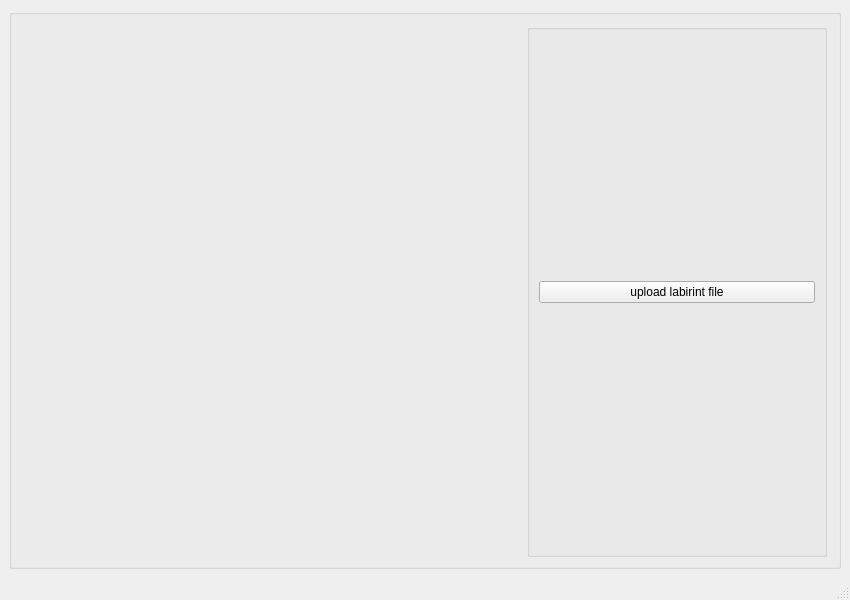
darrpama/A1_Maze-1, file src/views/mainwindow.ui: the form before one commit.
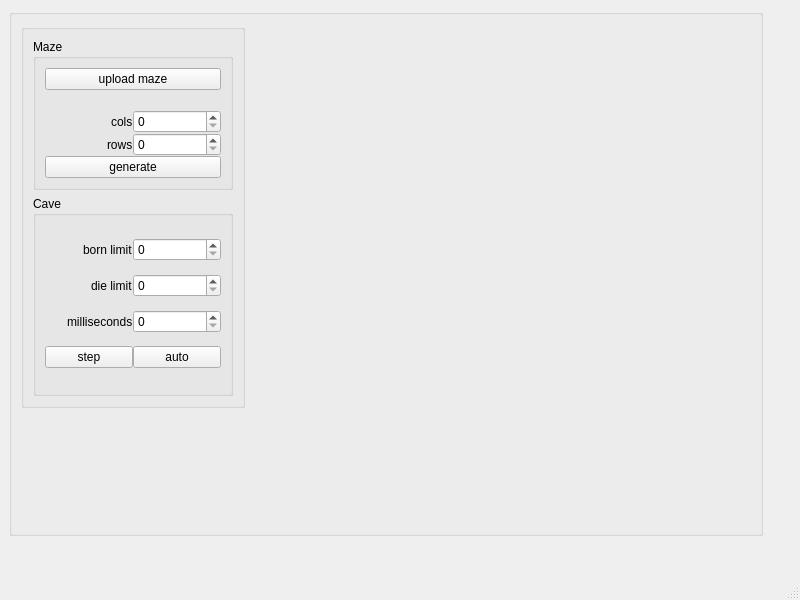
The form after the commit. Custom widgets are drawn as their Qt base class.

Commit message: feat: ui ready

Diff of the .ui file:
```diff
--- a/src/views/mainwindow.ui
+++ b/src/views/mainwindow.ui
@@ -6,20 +6,20 @@
    <rect>
     <x>0</x>
     <y>0</y>
-    <width>850</width>
+    <width>800</width>
     <height>600</height>
    </rect>
   </property>
   <property name="minimumSize">
    <size>
-    <width>850</width>
+    <width>800</width>
     <height>600</height>
    </size>
   </property>
   <property name="maximumSize">
    <size>
-    <width>16777215</width>
-    <height>16777215</height>
+    <width>800</width>
+    <height>605</height>
    </size>
   </property>
   <property name="windowTitle">
@@ -27,44 +27,231 @@
   </property>
   <widget class="QWidget" name="centralwidget">
    <layout class="QGridLayout" name="gridLayout_15" columnstretch="0">
-    <item row="0" column="0">
+    <item row="0" column="0" alignment="Qt::AlignLeft|Qt::AlignTop">
      <widget class="QGroupBox" name="gridGroupBox">
+      <property name="maximumSize">
+       <size>
+        <width>900</width>
+        <height>16777215</height>
+       </size>
+      </property>
       <layout class="QHBoxLayout" name="horizontalLayout">
-       <item>
-        <widget class="Canvas" name="canvas" native="true">
-         <property name="minimumSize">
-          <size>
-           <width>500</width>
-           <height>500</height>
-          </size>
-         </property>
-         <property name="maximumSize">
-          <size>
-           <width>500</width>
-           <height>500</height>
-          </size>
-         </property>
-        </widget>
-       </item>
-       <item>
+       <item alignment="Qt::AlignLeft|Qt::AlignTop">
         <widget class="QGroupBox" name="verticalGroupBox">
          <property name="maximumSize">
           <size>
-           <width>300</width>
+           <width>320</width>
            <height>16777215</height>
           </size>
          </property>
          <layout class="QVBoxLayout" name="verticalLayout">
-          <item>
-           <widget class="QPushButton" name="upload_btn">
-            <property name="text">
-             <string>upload labirint file</string>
+          <item alignment="Qt::AlignHCenter|Qt::AlignTop">
+           <widget class="QGroupBox" name="groupBox">
+            <property name="minimumSize">
+             <size>
+              <width>200</width>
+              <height>150</height>
+             </size>
             </property>
+            <property name="title">
+             <string>Maze</string>
+            </property>
+            <layout class="QVBoxLayout" name="verticalLayout_2">
+             <property name="spacing">
+              <number>0</number>
+             </property>
+             <item>
+              <widget class="QPushButton" name="upload_btn">
+               <property name="minimumSize">
+                <size>
+                 <width>0</width>
+                 <height>0</height>
+                </size>
+               </property>
+               <property name="maximumSize">
+                <size>
+                 <width>16777215</width>
+                 <height>16777215</height>
+                </size>
+               </property>
+               <property name="text">
+                <string>upload maze</string>
+               </property>
+              </widget>
+             </item>
+             <item>
+              <spacer name="horizontalSpacer">
+               <property name="orientation">
+                <enum>Qt::Horizontal</enum>
+               </property>
+               <property name="sizeHint" stdset="0">
+                <size>
+                 <width>40</width>
+                 <height>20</height>
+                </size>
+               </property>
+              </spacer>
+             </item>
+             <item>
+              <layout class="QHBoxLayout" name="horizontalLayout_4">
+               <item alignment="Qt::AlignRight">
+                <widget class="QLabel" name="label_3">
+                 <property name="text">
+                  <string>cols</string>
+                 </property>
+                 <property name="margin">
+                  <number>5</number>
+                 </property>
+                </widget>
+               </item>
+               <item>
+                <widget class="QSpinBox" name="spinBox"/>
+               </item>
+              </layout>
+             </item>
+             <item>
+              <layout class="QHBoxLayout" name="horizontalLayout_5">
+               <item alignment="Qt::AlignRight">
+                <widget class="QLabel" name="label_4">
+                 <property name="text">
+                  <string>rows</string>
+                 </property>
+                 <property name="margin">
+                  <number>5</number>
+                 </property>
+                </widget>
+               </item>
+               <item>
+                <widget class="QSpinBox" name="spinBox_2"/>
+               </item>
+              </layout>
+             </item>
+             <item alignment="Qt::AlignTop">
+              <widget class="QPushButton" name="pushButton">
+               <property name="text">
+                <string>generate</string>
+               </property>
+              </widget>
+             </item>
+            </layout>
+           </widget>
+          </item>
+          <item alignment="Qt::AlignHCenter|Qt::AlignTop">
+           <widget class="QGroupBox" name="groupBox_2">
+            <property name="minimumSize">
+             <size>
+              <width>200</width>
+              <height>200</height>
+             </size>
+            </property>
+            <property name="maximumSize">
+             <size>
+              <width>16777215</width>
+              <height>16777215</height>
+             </size>
+            </property>
+            <property name="title">
+             <string>Cave</string>
+            </property>
+            <layout class="QVBoxLayout" name="verticalLayout_3">
+             <property name="spacing">
+              <number>0</number>
+             </property>
+             <item>
+              <layout class="QHBoxLayout" name="horizontalLayout_2">
+               <item alignment="Qt::AlignRight">
+                <widget class="QLabel" name="label">
+                 <property name="text">
+                  <string>born limit</string>
+                 </property>
+                 <property name="margin">
+                  <number>5</number>
+                 </property>
+                </widget>
+               </item>
+               <item>
+                <widget class="QSpinBox" name="spinBox_3">
+                 <property name="styleSheet">
+                  <string notr="true"/>
+                 </property>
+                </widget>
+               </item>
+              </layout>
+             </item>
+             <item>
+              <layout class="QHBoxLayout" name="horizontalLayout_3">
+               <item alignment="Qt::AlignRight">
+                <widget class="QLabel" name="label_2">
+                 <property name="text">
+                  <string>die limit</string>
+                 </property>
+                 <property name="margin">
+                  <number>5</number>
+                 </property>
+                </widget>
+               </item>
+               <item>
+                <widget class="QSpinBox" name="spinBox_4"/>
+               </item>
+              </layout>
+             </item>
+             <item>
+              <layout class="QHBoxLayout" name="horizontalLayout_6">
+               <item alignment="Qt::AlignRight">
+                <widget class="QLabel" name="label_5">
+                 <property name="text">
+                  <string>milliseconds</string>
+                 </property>
+                 <property name="margin">
+                  <number>5</number>
+                 </property>
+                </widget>
+               </item>
+               <item>
+                <widget class="QSpinBox" name="spinBox_5"/>
+               </item>
+              </layout>
+             </item>
+             <item>
+              <layout class="QHBoxLayout" name="horizontalLayout_7">
+               <item>
+                <widget class="QPushButton" name="pushButton_3">
+                 <property name="text">
+                  <string>step</string>
+                 </property>
+                </widget>
+               </item>
+               <item>
+                <widget class="QPushButton" name="pushButton_2">
+                 <property name="text">
+                  <string>auto</string>
+                 </property>
+                </widget>
+               </item>
+              </layout>
+             </item>
+            </layout>
            </widget>
           </item>
          </layout>
         </widget>
        </item>
+       <item>
+        <widget class="Canvas" name="canvas" native="true">
+         <property name="minimumSize">
+          <size>
+           <width>500</width>
+           <height>500</height>
+          </size>
+         </property>
+         <property name="maximumSize">
+          <size>
+           <width>500</width>
+           <height>500</height>
+          </size>
+         </property>
+        </widget>
+       </item>
       </layout>
      </widget>
     </item>
```
Left out of the diff: 2 changed lines with no effect on the pictures.
